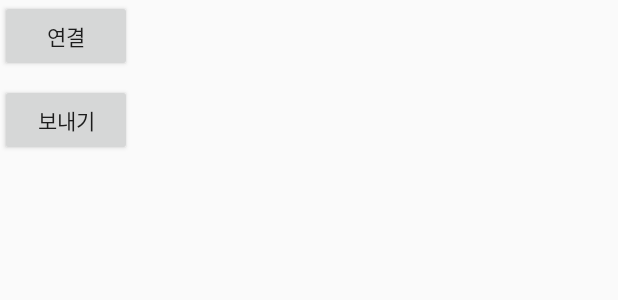
After one commit to shinsj31/PetHealthApp, an Android app: the layout bluetooth_conect_layout.xml on its own in the app's theme, with its tools: preview values and no code run, on a phone screen of 412 x 824 dp. The commit adds this screen. Shown: the top 300 px of the screen. Run offline under Robolectric (Android 15) with nearby library versions, the phone set to English and light mode, and no system bars.

Commit message:
Dev bluetooth

```diff
--- a/app/src/main/AndroidManifest.xml
+++ b/app/src/main/AndroidManifest.xml
@@ -6,6 +6,10 @@
     <uses-permission android:name="android.permission.ACCESS_NETWORK_STATE" />
     <uses-permission android:name="android.permission.BLUETOOTH" />
     <uses-permission android:name="android.permission.BLUETOOTH_ADMIN" />
+    <uses-permission android:name="android.permission.ACCESS_COARSE_LOCATION"/>
+    <uses-permission android:name="android.permission.ACCESS_FINE_LOCATION"/>
+
+    출처: https://dsnight.tistory.com/44 [Development Assemble]
     <!--
  If your app targets Android 9 or lower, you can declare
          ACCESS_COARSE_LOCATION instead.
@@ -37,6 +41,7 @@
         <activity android:name=".HomeActivity" />
         <activity android:name=".DogListActivity" />
         <activity android:name=".NewDogActivity" />
+        <activity android:name=".BluetoothService" />
     </application>
 
 </manifest>
--- /dev/null
+++ b/app/src/main/res/layout/bluetooth_conect_layout.xml
@@ -0,0 +1,23 @@
+<LinearLayout xmlns:android="http://schemas.android.com/apk/res/android"
+android:id="@+id/bluetooth_conect_layout"
+android:layout_width="match_parent"
+android:layout_height="match_parent"
+android:orientation="vertical">
+
+
+<Button
+    android:id="@+id/btnConnect"
+    android:layout_width="wrap_content"
+    android:layout_height="wrap_content"
+    android:text="연결"
+    />
+
+<Button
+    android:id="@+id/btnSend"
+    android:layout_width="wrap_content"
+    android:layout_height="wrap_content"
+    android:layout_marginTop="8dp"
+    android:text="보내기"
+    />
+
+</LinearLayout>
```
Also changed, not shown: app/src/main/java/com/example/pethealth/BluetoothService.java (added, +120 -0 lines), app/src/main/java/com/example/pethealth/ConnectBluetooth.java (deleted, +0 -60 lines), app/src/main/java/com/example/pethealth/MainActivity.kt (+12 -9 lines), app/src/main/res/values/strings.xml (+23 -0 lines).
